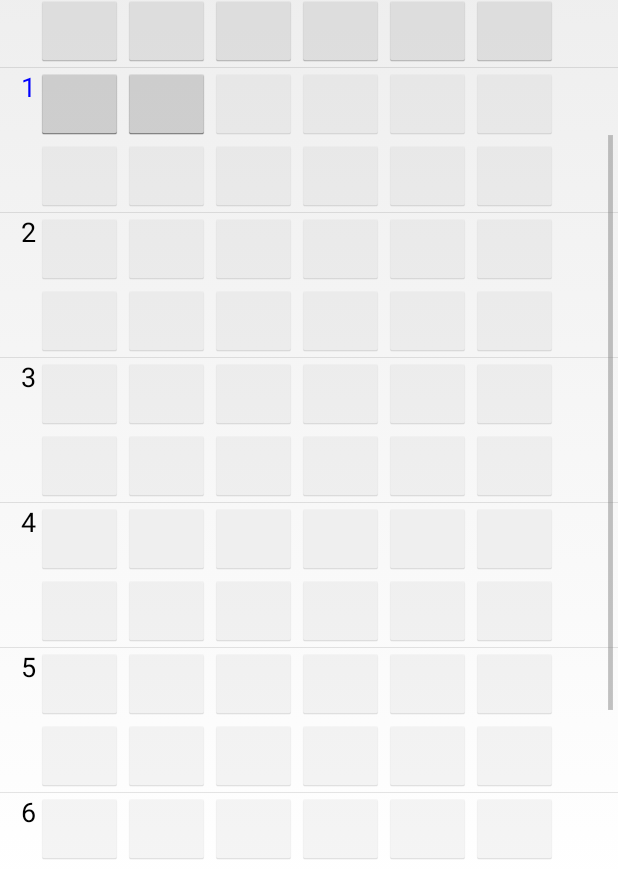
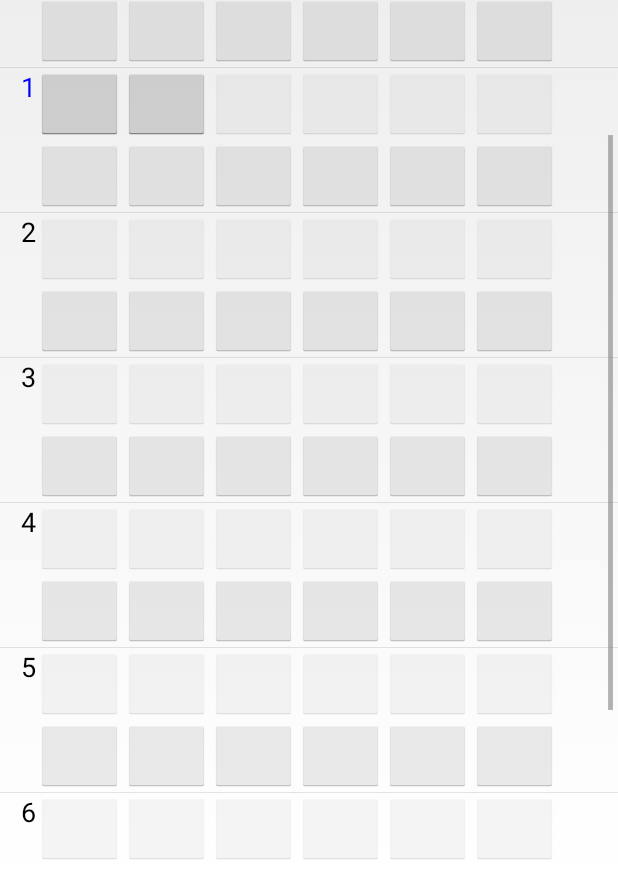
Before and after one commit to skyarland/logger, an Android app: the screen it shows after launch (Main), scrolled down 542 dp, on a phone screen of 412 x 824 dp. Shown: the part 350-1220 px from the top of the screen. Run offline under Robolectric (Android 15) with nearby library versions, the phone set to English and light mode, and no system bars; libraries missing offline, so code that uses them is left out: com.fatboyindustrial.gsonjodatime; 5 statements that could not run were skipped.

```diff
--- a/app/src/main/java/com/letsdoit/logger/data/sqlite/CompletedActivityTable.java
+++ b/app/src/main/java/com/letsdoit/logger/data/sqlite/CompletedActivityTable.java
@@ -56,7 +56,8 @@ public class CompletedActivityTable {
         database.execSQL(SQL_CREATE_INDEX);
     }
 
-    public static final String QUERY_FRAGMENT_ON_START_TIME = COLUMN_START + " between ? and ? ";
+    public static final String QUERY_FRAGMENT_ON_START_TIME =
+            String.format("%s >= ? and %s < ? ", COLUMN_START, COLUMN_START);
 
     // TODO: Delete this once the database starts really being used
     private static void add(SQLiteDatabase database, ActivityFragment fragment) {
--- a/app/src/main/java/com/letsdoit/logger/view/DisplayBlock.java
+++ b/app/src/main/java/com/letsdoit/logger/view/DisplayBlock.java
@@ -76,36 +76,36 @@ public class DisplayBlock {
         List<ActivityFragment> fragments = interval.getFragments();
 
         Preconditions.checkArgument(start.isBefore(end), "The start time needs to be before the end time.");
-        Log.d(TAG, "Start=[" + start + "] End=[" + end + "]");
+        //Log.d(TAG, "Start=[" + start + "] End=[" + end + "]");
 
         List<ActivityInterval> blocks = Lists.newLinkedList();
         DateTime prevFragmentEnd = start;
 
         for (ActivityFragment fragment : fragments) {
-            Log.d(TAG, "Fragment=[" + fragment + "]");
+            //Log.d(TAG, "Fragment=[" + fragment + "]");
             if (fragment.getEnd().isBefore(start)) {
                 // Skip it, it's not in the specified period
                 Log.d(TAG, "Fragment ends before the start of the interval.  Continuing.");
                 continue;
             } else if (fragment.getStart().isAfter(end)) {
                 // We're past the specified period
-                Log.d(TAG, "Fragment starts after the end of the interval.  Breaking.");
+                //Log.d(TAG, "Fragment starts after the end of the interval.  Breaking.");
                 break;
             } else if (fragment.getStart().isBefore(start)) {
                 // Clip the start
-                Log.d(TAG, "Fragment starts before the interval, but ends inside it.  Clipping start and Adding.");
+                //Log.d(TAG, "Fragment starts before the interval, but ends inside it.  Clipping start and Adding.");
                 blocks.add(ActivityInterval.fromFragment(fragment.clip(start, end)));
             } else if (prevFragmentEnd.isBefore(fragment.getStart())) {
                 // There is empty space between the previous fragment and the current one
                 // Fill it with empty blocks
-                Log.d(TAG, "There is space between the last fragment and the current one.  Adding empty space and " +
-                        "adding the new Fragment afterwards.");
+                //Log.d(TAG, "There is space between the last fragment and the current one.  Adding empty space and " +
+                //        "adding the new Fragment afterwards.");
                 blocks.addAll(EmptyInterval.makeEmptyBlocks(start, prevFragmentEnd, fragment.getStart(), spacing));
                 blocks.add(ActivityInterval.fromFragment(fragment.clipEnd(end)));
             } else if (prevFragmentEnd.equals(fragment.getStart())) {
                 // This fragment starts right after the previous fragment
                 // Render it
-                Log.d(TAG, "Fragment is inside the interval and right after the previous fragment.  Adding.");
+                //Log.d(TAG, "Fragment is inside the interval and right after the previous fragment.  Adding.");
                 blocks.add(ActivityInterval.fromFragment(fragment.clipEnd(end)));
             } else {
                 // This should never happen
@@ -116,7 +116,7 @@ public class DisplayBlock {
         }
 
         if (prevFragmentEnd.isBefore(end)) {
-            Log.d(TAG, "Adding trailing empty blocks to fill out the interval.");
+            //Log.d(TAG, "Adding trailing empty blocks to fill out the interval.");
             blocks.addAll(EmptyInterval.makeEmptyBlocks(start, prevFragmentEnd, end, spacing));
         }
 
--- a/app/src/main/java/com/letsdoit/logger/view/HourAdapter.java
+++ b/app/src/main/java/com/letsdoit/logger/view/HourAdapter.java
@@ -69,18 +69,13 @@ public class HourAdapter extends ArrayAdapter<Hour> {
 
     @Override
     public View getView(int position, View convertView, ViewGroup parent) {
-        Log.d(TAG, "getView called");
 
         View view;
-//        if (convertView == null) {
-//            Log.d(TAG, "Inflating new hour.");
-//            view = inflater.inflate(R.layout.hour, parent, false);
-//        } else {
-//            Log.d(TAG, "Reusing hour layout.");
-//            view = convertView;
-//        }
-
-        view = inflater.inflate(R.layout.hour, parent, false);
+        if (convertView == null) {
+            view = inflater.inflate(R.layout.hour, parent, false);
+        } else {
+            view = convertView;
+        }
 
         TextView hourText = (TextView) view.findViewById(R.id.hour);
 
@@ -92,6 +87,8 @@ public class HourAdapter extends ArrayAdapter<Hour> {
         DateTime now = DateTime.now();
         if (!firstHalfHour.getStart().isAfter(now) && !secondHalfHour.getEnd().isBefore(now)) {
             hourText.setTextColor(Color.BLUE);
+        } else {
+            hourText.setTextColor(Color.BLACK);
         }
 
         ActivityInterval firstHalfHourInterval = new ActivityInterval(firstHalfHour.getStart(), firstHalfHour.getEnd(),
@@ -120,38 +117,37 @@ public class HourAdapter extends ArrayAdapter<Hour> {
     private void sizeChildrenInHalfHour(List<ActivityInterval> halfHour, LinearLayout halfHourLayout,
                                         boolean isSecondHalf) {
         // Make sure there are enough GUI blocks to display all of the DisplayBlocks
-        int numAdditionalButtonsNeeded = halfHour.size() - halfHourLayout.getChildCount();
+        int numButtons = halfHourLayout.getChildCount();
+        int numDisplayBlocks = halfHour.size();
+        int numAdditionalButtonsNeeded = numDisplayBlocks - numButtons;
 
         for (int i = 0; i < numAdditionalButtonsNeeded; i++) {
-            Log.d(TAG, "Inflating additional buttons needed for display");
             inflater.inflate(R.layout.disply_block, halfHourLayout, true);
         }
-//
-//        for (int i = halfHour.size(); i < halfHourLayout.getChildCount(); i++) {
-//            Log.d(TAG, "Removing un-needed display block");
-//            halfHourLayout.removeViewAt(i);
-//        }
+
+        for (int i = numDisplayBlocks; i < numButtons; i++) {
+            halfHourLayout.removeViewAt(numDisplayBlocks);
+        }
 
         DateTime now = DateTime.now();
 
         // Resize and update the text on the GUI blocks
-        for(int i = 0; i < halfHour.size() && i < halfHourLayout.getChildCount(); i++) {
+        for(int i = 0; i < numDisplayBlocks; i++) {
             ActivityInterval block = halfHour.get(i);
             double relativeSize = block.getPercentageTimeOfPeriod(HALF_HOUR);
 
             Button button = (Button) halfHourLayout.getChildAt(i);
             int buttonWidth = (int) (relativeSize * pixelsInHalfHour * 0.9);
-            Log.d(TAG, String.format("rel: %.2f, abs; %d", relativeSize, buttonWidth));
             button.setWidth(buttonWidth);
 
             button.setTag(R.id.display_block_key, block);
 
             if (isSecondHalf) {
                 button.setAlpha((float) 0.50);
-            }
-
-            if (block.getEnd().isAfter(now)) {
+            } else if (block.getEnd().isAfter(now)) {
                 button.setAlpha((float) 0.25);
+            } else {
+                button.setAlpha(1);
             }
 
             if (block.isEmpty()) {
@@ -161,7 +157,6 @@ public class HourAdapter extends ArrayAdapter<Hour> {
                     button.setText("");
                 } else {
                     String activityName = block.getActivityFragment(0).getActivityName();
-                    Log.d(TAG, "Updating button text with activity name " + activityName);
                     button.setText(activityName);
                 }
             }
```
